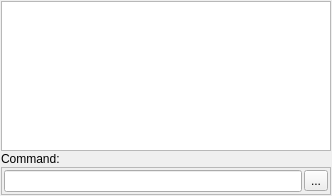
Above: librecad/src/ui/forms/qg_commandwidget.ui from LibreCAD/LibreCAD before the change. Below: the same form after it.
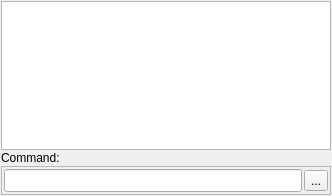
That is the form after the change. Icons and pictures are not drawn. Custom widgets are drawn as their Qt base class.

Commit message: Command Widget: fixed size policies

```diff
--- a/librecad/src/ui/forms/qg_commandwidget.ui
+++ b/librecad/src/ui/forms/qg_commandwidget.ui
@@ -34,7 +34,7 @@
      <property name="minimumSize">
       <size>
        <width>0</width>
-       <height>23</height>
+       <height>46</height>
       </size>
      </property>
      <property name="focusPolicy">
@@ -60,10 +60,13 @@
      </property>
      <property name="html">
       <string notr="true">&lt;!DOCTYPE HTML PUBLIC &quot;-//W3C//DTD HTML 4.0//EN&quot; &quot;http://www.w3.org/TR/REC-html40/strict.dtd&quot;&gt;
-&lt;html&gt;&lt;head&gt;&lt;meta name=&quot;qrichtext&quot; content=&quot;1&quot; /&gt;&lt;style type=&quot;text/css&quot;&gt;
+&lt;html&gt;&lt;head&gt;&lt;meta name=&quot;qrichtext&quot; content=&quot;1&quot; /&gt;&lt;meta charset=&quot;utf-8&quot; /&gt;&lt;style type=&quot;text/css&quot;&gt;
 p, li { white-space: pre-wrap; }
-&lt;/style&gt;&lt;/head&gt;&lt;body style=&quot; font-family:'.SF NS Text'; font-size:13pt; font-weight:400; font-style:normal;&quot;&gt;
-&lt;p style=&quot;-qt-paragraph-type:empty; margin-top:0px; margin-bottom:0px; margin-left:0px; margin-right:0px; -qt-block-indent:0; text-indent:0px; font-family:'Sans'; font-size:10pt;&quot;&gt;&lt;br /&gt;&lt;/p&gt;&lt;/body&gt;&lt;/html&gt;</string>
+hr { height: 1px; border-width: 0; }
+li.unchecked::marker { content: &quot;\2610&quot;; }
+li.checked::marker { content: &quot;\2612&quot;; }
+&lt;/style&gt;&lt;/head&gt;&lt;body style=&quot; font-family:'Sans'; font-size:9pt; font-weight:400; font-style:normal;&quot;&gt;
+&lt;p style=&quot;-qt-paragraph-type:empty; margin-top:0px; margin-bottom:0px; margin-left:0px; margin-right:0px; -qt-block-indent:0; text-indent:0px; font-size:10pt;&quot;&gt;&lt;br /&gt;&lt;/p&gt;&lt;/body&gt;&lt;/html&gt;</string>
      </property>
      <property name="acceptRichText">
       <bool>false</bool>
@@ -108,7 +111,20 @@
        <number>2</number>
       </property>
       <item>
-       <widget class="QG_CommandEdit" name="leCommand"/>
+       <widget class="QG_CommandEdit" name="leCommand">
+        <property name="minimumSize">
+         <size>
+          <width>0</width>
+          <height>23</height>
+         </size>
+        </property>
+        <property name="baseSize">
+         <size>
+          <width>0</width>
+          <height>23</height>
+         </size>
+        </property>
+       </widget>
       </item>
       <item>
        <widget class="QToolButton" name="options_button">
```
Left out of the diff: 1 changed line with no effect on the pictures. The commit also changes 2 other files.
